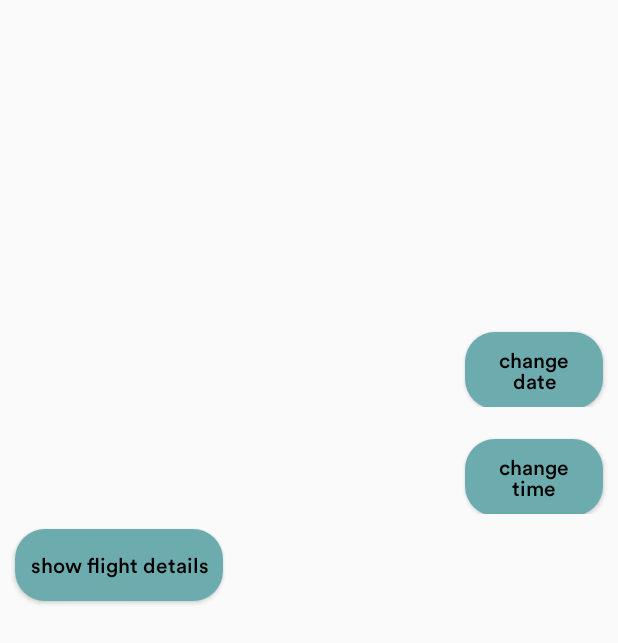
After one commit to mothydula/geaux, an Android app: the EventDetails screen opened directly, with no data from a screen before it, on a phone screen of 412 x 824 dp. The commit adds this screen. Shown: the top 643 px of the screen. Run offline under Robolectric (Android 15) with nearby library versions, the phone set to English and light mode, and no system bars; 3 statements that could not run were skipped.

Commit message:
Editing itineraries

```diff
--- a/app/src/main/AndroidManifest.xml
+++ b/app/src/main/AndroidManifest.xml
@@ -13,7 +13,8 @@
         android:roundIcon="@mipmap/ic_launcher_round"
         android:supportsRtl="true"
         android:theme="@style/Theme.Geaux">
-        <activity android:name=".EditItinerary"></activity>
+        <activity android:name=".EventDetails"></activity>
+        <activity android:name=".EditItinerary" />
         <activity android:name=".Flights" />
         <activity android:name=".Itinerary" />
         <activity android:name=".Itineraries" />
--- a/app/src/main/java/com/example/geaux/EditItinerary.java
+++ b/app/src/main/java/com/example/geaux/EditItinerary.java
@@ -14,7 +14,7 @@ import static com.example.geaux.MainActivity.currentItinerary;
 import static com.example.geaux.MainActivity.model;
 
 public class EditItinerary extends AppCompatActivity {
-    private boolean newItinerary;
+    public static boolean newItinerary = false;
     @Override
     protected void onCreate(Bundle savedInstanceState) {
         super.onCreate(savedInstanceState);
@@ -22,7 +22,8 @@ public class EditItinerary extends AppCompatActivity {
         Intent intent = getIntent();
         intent.getBooleanExtra(NEW_ITINERARY, true);
         EditText itinTitle = (EditText)findViewById(R.id.edit_itinerary_title);
-        itinTitle.setText(currentItinerary.getName());
+        if(!newItinerary)
+            itinTitle.setText(currentItinerary.getName());
     }
 
     public void finishEditing(View view) {
@@ -33,7 +34,6 @@ public class EditItinerary extends AppCompatActivity {
             ItineraryObject newItinerary = new ItineraryObject(itineraryTitle, new ArrayList<ItineraryItem>());
             model.addItinerary(newItinerary);
             currentItinerary = newItinerary;
-
         }
         else{
             currentItinerary.setName(itineraryTitle);
--- a/app/src/main/java/com/example/geaux/ItineraryItems.java
+++ b/app/src/main/java/com/example/geaux/ItineraryItems.java
@@ -10,6 +10,8 @@ import android.widget.ListView;
 import androidx.annotation.NonNull;
 import androidx.annotation.Nullable;
 import androidx.fragment.app.Fragment;
+
+import java.util.Collections;
 
 import static com.example.geaux.MainActivity.currentItinerary;
 
@@ -77,6 +79,7 @@ public class ItineraryItems extends Fragment {
     public void onViewCreated(@NonNull View view, @Nullable Bundle savedInstanceState) {
         super.onViewCreated(view, savedInstanceState);
         ListView listView = (ListView) this.containerActivity.findViewById(R.id.itinerary_events);
+        Collections.sort(currentItinerary.getEvents());
         itineraryEventArrayAdapter = new EventArrayAdapter(this.containerActivity, currentItinerary.getEvents());
         listView.setAdapter(itineraryEventArrayAdapter);
     }
--- a/app/src/main/java/com/example/geaux/MainActivity.java
+++ b/app/src/main/java/com/example/geaux/MainActivity.java
@@ -11,6 +11,8 @@ import androidx.appcompat.app.AppCompatActivity;
 import androidx.lifecycle.ViewModelProviders;
 
 import java.io.File;
+
+import static com.example.geaux.EditItinerary.newItinerary;
 
 public class MainActivity extends AppCompatActivity {
     private SharedPreferences sharedPrefs;
@@ -65,6 +67,7 @@ public class MainActivity extends AppCompatActivity {
     }
 
     public void goToEditNew(View view) {
+        newItinerary = true;
         Intent intent = new Intent(MainActivity.this, EditItinerary.class);
         intent.putExtra(NEW_ITINERARY, true);
         startActivity(intent);
--- /dev/null
+++ b/app/src/main/res/layout/activity_event_details.xml
@@ -0,0 +1,74 @@
+<?xml version="1.0" encoding="utf-8"?>
+<LinearLayout xmlns:android="http://schemas.android.com/apk/res/android"
+    xmlns:app="http://schemas.android.com/apk/res-auto"
+    xmlns:tools="http://schemas.android.com/tools"
+    android:layout_width="match_parent"
+    android:layout_height="match_parent"
+    android:orientation="vertical"
+    tools:context=".EventDetails">
+    <TextView
+        android:layout_width="match_parent"
+        android:layout_height="200dp"
+        android:textColor="@color/black"
+        android:textSize="25dp"
+        android:fontFamily="@font/circular_std_med"
+        android:padding="10dp"
+        android:id="@+id/description_in_details"/>
+    <LinearLayout
+        android:layout_width="match_parent"
+        android:layout_height="wrap_content"
+        android:orientation="horizontal">
+        <TextView
+            android:layout_width="300dp"
+            android:layout_height="match_parent"
+            android:textColor="@color/black"
+            android:textSize="25dp"
+            android:padding="10dp"
+            android:fontFamily="@font/circular_std_med"
+            android:id="@+id/date_in_details" />
+    <Button
+        style="@android:style/Widget.Button"
+        android:fontFamily="@font/circular_std_med"
+        android:background="@drawable/rounded_button"
+        android:layout_margin="10dp"
+        android:padding="10dp"
+        android:layout_width="wrap_content"
+        android:layout_height="wrap_content"
+        android:text="change date"
+        android:onClick="showDatePickerDialog"
+        android:id="@+id/change_date"/>
+    </LinearLayout>
+    <LinearLayout
+        android:layout_width="match_parent"
+        android:layout_height="wrap_content"
+        android:orientation="horizontal">
+        <TextView
+            android:layout_width="300dp"
+            android:layout_height="match_parent"
+            android:textSize="25dp"
+            android:padding="10dp"
+            android:textColor="@color/black"
+            android:fontFamily="@font/circular_std_med"
+            android:id="@+id/time_in_details"/>
+    <Button
+        style="@android:style/Widget.Button"
+        android:fontFamily="@font/circular_std_med"
+        android:background="@drawable/rounded_button"
+        android:layout_margin="10dp"
+        android:padding="10dp"
+        android:layout_width="wrap_content"
+        android:layout_height="wrap_content"
+        android:text="change time"
+        android:onClick="showTimePickerDialog"
+        android:id="@+id/change_time"/>
+    </LinearLayout>
+    <Button
+        style="@android:style/Widget.Button"
+        android:fontFamily="@font/circular_std_med"
+        android:background="@drawable/rounded_button"
+        android:layout_margin="10dp"
+        android:padding="10dp"
+        android:layout_width="wrap_content"
+        android:layout_height="wrap_content"
+        android:text="show flight details"/>
+</LinearLayout>
--- a/app/src/main/res/layout/activity_itinerary.xml
+++ b/app/src/main/res/layout/activity_itinerary.xml
@@ -58,7 +58,7 @@
     </LinearLayout>
     <LinearLayout
         android:layout_width="match_parent"
-        android:layout_height="wrap_content"
+        android:layout_height="400dp"
         android:id="@+id/itinerary_items_outer_container"
         android:orientation="vertical">
 
@@ -72,6 +72,7 @@
         android:background="@drawable/rounded_button"
         android:fontFamily="@font/circular_std_med"
         android:text="add event"
+        android:id="@+id/add_event_button"
         android:onClick="addEvent"
         android:layout_margin="10dp"
         android:layout_gravity="center"
--- a/app/src/main/res/layout/fragment_itinerary_items.xml
+++ b/app/src/main/res/layout/fragment_itinerary_items.xml
@@ -2,14 +2,14 @@
 <LinearLayout xmlns:android="http://schemas.android.com/apk/res/android"
     xmlns:tools="http://schemas.android.com/tools"
     android:layout_width="match_parent"
-    android:layout_height="match_parent"
+    android:layout_height="400dp"
     android:id="@+id/itinerary_items_container"
     tools:context=".ItineraryItems">
 
     <!-- TODO: Update blank fragment layout -->
     <ListView
         android:layout_width="match_parent"
-        android:layout_height="wrap_content"
+        android:layout_height="400dp"
         android:id="@+id/itinerary_events">
 
     </ListView>
```
Also changed, not shown: app/src/main/java/com/example/geaux/AddEventFragment.java (+36 -0 lines), app/src/main/java/com/example/geaux/EventArrayAdapter.java (+13 -2 lines), app/src/main/java/com/example/geaux/EventDetails.java (added, +130 -0 lines), app/src/main/java/com/example/geaux/Itinerary.java (+43 -13 lines), app/src/main/java/com/example/geaux/ItineraryItem.java (+45 -2 lines), app/src/main/res/layout/itinerary_row.xml (+12 -8 lines).
